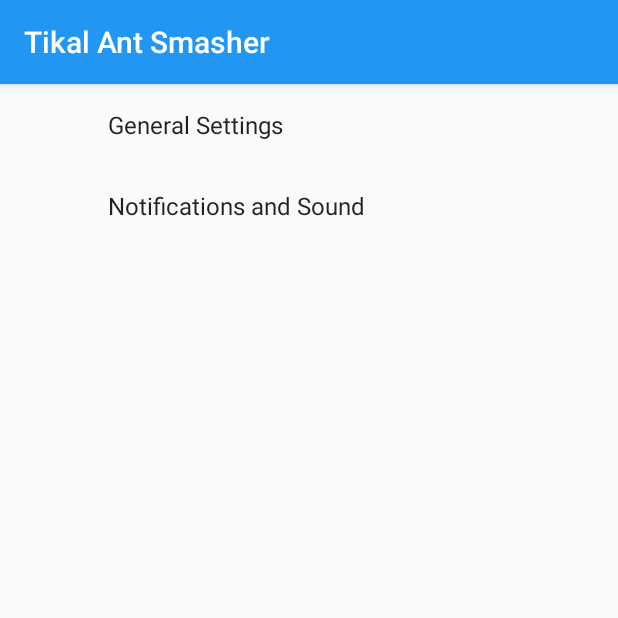
After one commit to pnemonic78/TikalAntSmasher, an Android app: the PreferencesActivity screen opened directly, with no data from a screen before it, on a phone screen of 412 x 824 dp, the top half of it. The commit adds this screen. Run offline under Robolectric (Android 15) with nearby library versions, the phone set to English and light mode, and no system bars; our stand-ins replace androidx.preference; libraries missing offline, so code that uses them is left out: android.support.v7; 1 statement that could not run was skipped.

Commit message:
Merged with master

```diff
--- a/app/build.gradle
+++ b/app/build.gradle
@@ -43,6 +43,8 @@ dependencies {
     implementation 'com.android.support:support-vector-drawable:26.1.0'
     implementation 'com.android.support.constraint:constraint-layout:1.0.2'
     compile "com.android.support:support-annotations:$SUPPORT_LIBRARY_VERSION"
+    compile "com.android.support:preference-v7:$SUPPORT_LIBRARY_VERSION"
+    compile "com.android.support:preference-v14:$SUPPORT_LIBRARY_VERSION"
 
     // Reactive
     compile 'io.reactivex.rxjava2:rxandroid:2.0.1'
--- a/app/src/main/AndroidManifest.xml
+++ b/app/src/main/AndroidManifest.xml
@@ -55,7 +55,8 @@
             android:enabled="true"
             android:exported="false" />
 
-        <activity android:name=".settings.GeneralSettings"></activity>
+        <activity android:name=".settings.GeneralSettings" />
+        <activity android:name=".settings.PreferencesActivity"></activity>
     </application>
 
 </manifest>
--- a/app/src/main/java/com/tikalk/antsmasher/data/PrefsHelper.java
+++ b/app/src/main/java/com/tikalk/antsmasher/data/PrefsHelper.java
@@ -15,7 +15,7 @@ import javax.inject.Inject;
 public class PrefsHelper {
 
     public static final String USER_NAME = "user_name";
-    private static final String USER_ID = "user_id";
+    public static final String USER_ID = "user_id";
     private static final String TEAM_ID = "team_id";
     private static final String PLAYER_ID = "player_id";
     private static final String GAME_ID = "game_id";
--- a/app/src/main/java/com/tikalk/antsmasher/login_screen/LoginPresenter.java
+++ b/app/src/main/java/com/tikalk/antsmasher/login_screen/LoginPresenter.java
@@ -69,6 +69,7 @@ public class LoginPresenter extends BasePresenter<LoginContract.View> implements
         if (prefsHelper.isServerAuthorityEmpty()) {
             view.showEnterIpDialog();
         } else {
+            Log.i(TAG, "checkBaseIp: proceed to login");
             login();
         }
     }
--- a/app/src/main/java/com/tikalk/antsmasher/service/AppService.java
+++ b/app/src/main/java/com/tikalk/antsmasher/service/AppService.java
@@ -146,9 +146,9 @@ public class AppService extends Service {
 
     private void startWebSockets() {
         String sessionId = prefsHelper.getGameId() + "_" + prefsHelper.getPlayerId();
-        Log.i(TAG, "Start real web sockets");
 
         String baseUrl = prefsHelper.getServerAuthority();
+        Log.i(TAG, "Start real web sockets: " + baseUrl);
 
         gameWebSocket = new GameWebSocket(ApiContract.buildAntPublishSocketUrl(baseUrl), sessionId, this);
         gameWebSocket.setMessageListener(serviceEventListener);
--- /dev/null
+++ b/app/src/main/java/com/tikalk/antsmasher/settings/PreferencesActivity.java
@@ -0,0 +1,22 @@
+package com.tikalk.antsmasher.settings;
+
+import android.support.v4.app.FragmentManager;
+import android.support.v4.app.FragmentTransaction;
+import android.support.v7.app.AppCompatActivity;
+import android.os.Bundle;
+
+import com.tikalk.antsmasher.R;
+
+public class PreferencesActivity extends AppCompatActivity {
+
+    @Override
+    protected void onCreate(Bundle savedInstanceState) {
+        super.onCreate(savedInstanceState);
+        setContentView(R.layout.activity_preferences);
+
+        FragmentManager manager = getSupportFragmentManager();
+        FragmentTransaction transaction = manager.beginTransaction();
+        transaction.replace(R.id.container, new PreferencesFragment());
+        transaction.commit();
+    }
+}
--- /dev/null
+++ b/app/src/main/java/com/tikalk/antsmasher/settings/PreferencesFragment.java
@@ -0,0 +1,112 @@
+package com.tikalk.antsmasher.settings;
+
+
+import android.content.SharedPreferences;
+import android.os.Bundle;
+import android.support.v7.preference.ListPreference;
+import android.support.v7.preference.Preference;
+import android.support.v7.preference.PreferenceFragmentCompat;
+import android.support.v7.preference.PreferenceGroup;
+import android.support.v7.preference.SeekBarPreference;
+import android.util.Log;
+
+import com.tikalk.antsmasher.R;
+
+
+public class PreferencesFragment extends PreferenceFragmentCompat implements SharedPreferences.OnSharedPreferenceChangeListener {
+
+    private static final String TAG = "TAG_" + PreferencesFragment.class.getSimpleName();
+
+    SharedPreferences preferences;
+
+    @Override
+    public void onCreate(Bundle savedInstanceState) {
+        super.onCreate(savedInstanceState);
+        preferences = getPreferenceScreen().getSharedPreferences();
+        preferences.registerOnSharedPreferenceChangeListener(this);
+
+        SeekBarPreference accuracyPreference = (SeekBarPreference) getPreferenceScreen().findPreference("accuracyPrefKey");
+
+    }
+
+
+    @Override
+    public void onCreatePreferences(Bundle savedInstanceState, String rootKey) {
+        addPreferencesFromResource(R.xml.preferences);
+    }
+
+
+    @Override
+    public void onResume() {
+        super.onResume();
+        for (int i = 0; i < getPreferenceScreen().getPreferenceCount(); ++i) {
+            Preference preference = getPreferenceScreen().getPreference(i);
+            if (preference instanceof PreferenceGroup) {
+                PreferenceGroup preferenceGroup = (PreferenceGroup) preference;
+                for (int j = 0; j < preferenceGroup.getPreferenceCount(); ++j) {
+                    updatePreferenceSummary(preferenceGroup.getPreference(j));
+                }
+            } else {
+                updatePreferenceSummary(preference);
+            }
+        }
+    }
+
+    @Override
+    public void onSharedPreferenceChanged(SharedPreferences sharedPreferences, String key) {
+
+        Log.i(TAG, "onSharedPreferenceChanged");
+        //   Toast.makeText(getActivity(), "Prefs changed..", Toast.LENGTH_LONG).show();
+        updatePreferenceSummary(findPreference(key));
+    }
+
+    private void updatePreferenceSummary(Preference preference) {
+
+        //If the device id changed to empty or null, it should be revert to the default value which is the uniqueID that created when app was
+        //installed.
+//        if (preference.getKey().equals(getString(R.string.com_tikalk_sensorsui_prefs_device_id))) {
+//            String prefDeviceID = preferences.getString(getString(R.string.com_tikalk_sensorsui_prefs_device_id), null);
+//            if (prefDeviceID == null || prefDeviceID.isEmpty()) {
+//                return;
+//            }
+//        }
+
+        if (preference instanceof ListPreference) {
+            ListPreference listPreference = (ListPreference) preference;
+            listPreference.setSummary(listPreference.getEntry());
+        }
+
+//        if (preference instanceof EditTextPreference) {
+//            EditTextPreference editTextPreference = (EditTextPreference) preference;
+//            String prefValue = preferences.getString(preference.getKey(), null);
+//            Log.i(TAG, "EditTextPref changed to " + prefValue);
+//            editTextPreference.setSummary(prefValue);
+//        }
+//
+//        if (preference.getKey().equals(getString(R.string.com_tikalk_sensorsui_admin_mode_pref_key))) {
+//            Boolean adminMode = preferences.getBoolean(preference.getKey(), false);
+//            String uniqueId = preferences.getString(getString(R.string.com_tikalk_sensorsui_prefs_unique_id_key), null);
+//            String deviceId = preferences.getString(getString(R.string.com_tikalk_sensorsui_prefs_device_id), null);
+//
+//            if (!adminMode && (uniqueId != null && !uniqueId.equals(deviceId))) {
+//                {
+//                    Log.i(TAG, "Admin mode canceled, device ID changed, reset it to original");
+//                    resetDeviceId(getPreferenceScreen().findPreference(getString(R.string.com_tikalk_sensorsui_prefs_device_id)));
+//                }
+//            }
+//
+//        }
+    }
+
+
+    @Override
+    public void onStop() {
+        super.onStop();
+        preferences.unregisterOnSharedPreferenceChangeListener(this);
+    }
+
+    @Override
+    public void onDestroy() {
+        super.onDestroy();
+    }
+}
--- a/app/src/main/java/com/tikalk/antsmasher/settings/SettingsActivity.java
+++ b/app/src/main/java/com/tikalk/antsmasher/settings/SettingsActivity.java
@@ -12,6 +12,7 @@ import android.preference.Preference;
 import android.preference.PreferenceActivity;
 import android.preference.PreferenceFragment;
 import android.preference.PreferenceManager;
+import android.support.v4.app.FragmentManager;
 import android.support.v4.app.NavUtils;
 import android.support.v4.content.ContextCompat;
 import android.support.v7.app.ActionBar;
@@ -118,7 +119,7 @@ public class SettingsActivity extends AppCompatPreferenceActivity {
             if (!super.onMenuItemSelected(featureId, item)) {
                 NavUtils.navigateUpFromSameTask(this);
             }
-            return true;
+            return false;
         }
         return super.onMenuItemSelected(featureId, item);
     }
@@ -181,7 +182,7 @@ public class SettingsActivity extends AppCompatPreferenceActivity {
         public boolean onOptionsItemSelected(MenuItem item) {
             int id = item.getItemId();
             if (id == android.R.id.home) {
-                startActivity(new Intent(getActivity(), SettingsActivity.class));
+
                 return true;
             }
             return super.onOptionsItemSelected(item);
@@ -210,7 +211,7 @@ public class SettingsActivity extends AppCompatPreferenceActivity {
         public boolean onOptionsItemSelected(MenuItem item) {
             int id = item.getItemId();
             if (id == android.R.id.home) {
-                startActivity(new Intent(getActivity(), SettingsActivity.class));
+                //startActivity(new Intent(getActivity(), SettingsActivity.class));
                 return true;
             }
             return super.onOptionsItemSelected(item);
--- a/app/src/main/java/com/tikalk/antsmasher/teams/TeamsActivity.java
+++ b/app/src/main/java/com/tikalk/antsmasher/teams/TeamsActivity.java
@@ -30,6 +30,7 @@ import com.tikalk.antsmasher.board.BoardActivity;
 import com.tikalk.antsmasher.data.PrefsHelper;
 import com.tikalk.antsmasher.model.Player;
 import com.tikalk.antsmasher.model.Team;
+import com.tikalk.antsmasher.settings.PreferencesActivity;
 import com.tikalk.antsmasher.settings.SettingsActivity;
 import com.tikalk.antsmasher.utils.Utils;
 
@@ -125,7 +126,7 @@ public class TeamsActivity extends AppCompatActivity implements
     public boolean onOptionsItemSelected(MenuItem item) {
         int id = item.getItemId();
         if (id == R.id.menu_settings) {
-            startActivity(new Intent(this, SettingsActivity.class));
+            startActivity(new Intent(this, PreferencesActivity.class));
             return true;
         }
         return super.onOptionsItemSelected(item);
@@ -168,6 +169,9 @@ public class TeamsActivity extends AppCompatActivity implements
                 builder.setPositiveButton(R.string.ok_button, (dialogInterface, i) -> {});
                 builder.show();
             } else {
+//                sharedPreferences.edit().remove(PrefsHelper.USER_NAME).apply();
+                sharedPreferences.edit().remove(PrefsHelper.USER_ID).apply();
+
                 Log.i(TAG, "onSharedPreferenceChanged: restart app dialog");
                 AlertDialog.Builder builder = new AlertDialog.Builder(this);
                 builder.setTitle("New IP");
@@ -185,6 +189,7 @@ public class TeamsActivity extends AppCompatActivity implements
         i.addFlags(Intent.FLAG_ACTIVITY_CLEAR_TOP);
         i.addFlags(Intent.FLAG_ACTIVITY_NEW_TASK);
         startActivity(i);
+        System.exit(0);
         finish();
     }
 }
--- /dev/null
+++ b/app/src/main/res/layout/activity_preferences.xml
@@ -0,0 +1,17 @@
+<?xml version="1.0" encoding="utf-8"?>
+<android.support.constraint.ConstraintLayout xmlns:android="http://schemas.android.com/apk/res/android"
+    xmlns:app="http://schemas.android.com/apk/res-auto"
+    xmlns:tools="http://schemas.android.com/tools"
+    android:layout_width="match_parent"
+    android:layout_height="match_parent"
+    tools:context="com.tikalk.antsmasher.settings.PreferencesActivity">
+
+
+    <FrameLayout
+        android:id="@+id/container"
+        android:layout_width="match_parent"
+        android:layout_height="match_parent">
+
+    </FrameLayout>
+
+</android.support.constraint.ConstraintLayout>
--- a/app/src/main/res/values/styles.xml
+++ b/app/src/main/res/values/styles.xml
@@ -6,6 +6,7 @@
         <item name="colorPrimary">@color/colorPrimary</item>
         <item name="colorPrimaryDark">@color/colorPrimaryDark</item>
         <item name="colorAccent">@color/colorAccent</item>
+        <item name="preferenceTheme">@style/PreferenceThemeOverlay.v14.Material</item>
     </style>
 
 
--- /dev/null
+++ b/app/src/main/res/xml/preferences.xml
@@ -0,0 +1,49 @@
+<?xml version="1.0" encoding="utf-8"?>
+<PreferenceScreen xmlns:android="http://schemas.android.com/apk/res/android">
+
+    <PreferenceScreen
+        android:key="general_screen"
+        android:title="General Settings">
+
+        <Preference
+            android:capitalize="words"
+            android:defaultValue="@string/pref_default_display_name"
+            android:hint="@string/login_name_hint"
+            android:inputType="textCapWords"
+            android:key="user_name"
+            android:maxLines="1"
+            android:selectAllOnFocus="true"
+            android:singleLine="true"
+            android:title="@string/login_dialog_header"/>
+
+
+        <EditTextPreference
+            android:title="Server Base Ip"
+            android:key="base_ip"
+            android:inputType="number|phone"
+            android:defaultValue="@string/defaultBaseUrl"/>
+
+    </PreferenceScreen>
+
+    <PreferenceScreen
+        android:key="sound_screen"
+        android:title="Notifications and Sound">
+
+        <SwitchPreference
+            android:defaultValue="true"
+            android:key="interactive_music"
+            android:title="@string/pref_title_music"/>
+
+        <SwitchPreference
+            android:defaultValue="true"
+            android:key="interactive_sound"
+            android:title="@string/pref_title_sound"/>
+
+        <SwitchPreference
+            android:defaultValue="true"
+            android:key="interactive_vibrate"
+            android:title="@string/pref_title_vibrate"/>
+    </PreferenceScreen>
+
+
+</PreferenceScreen>
```
